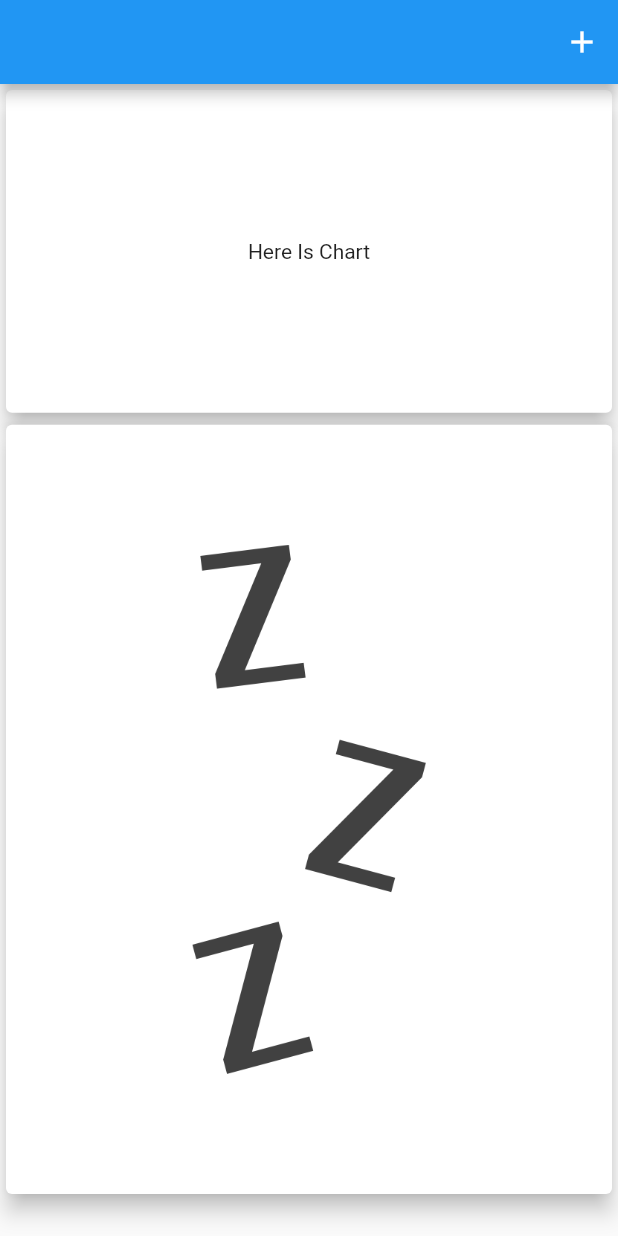
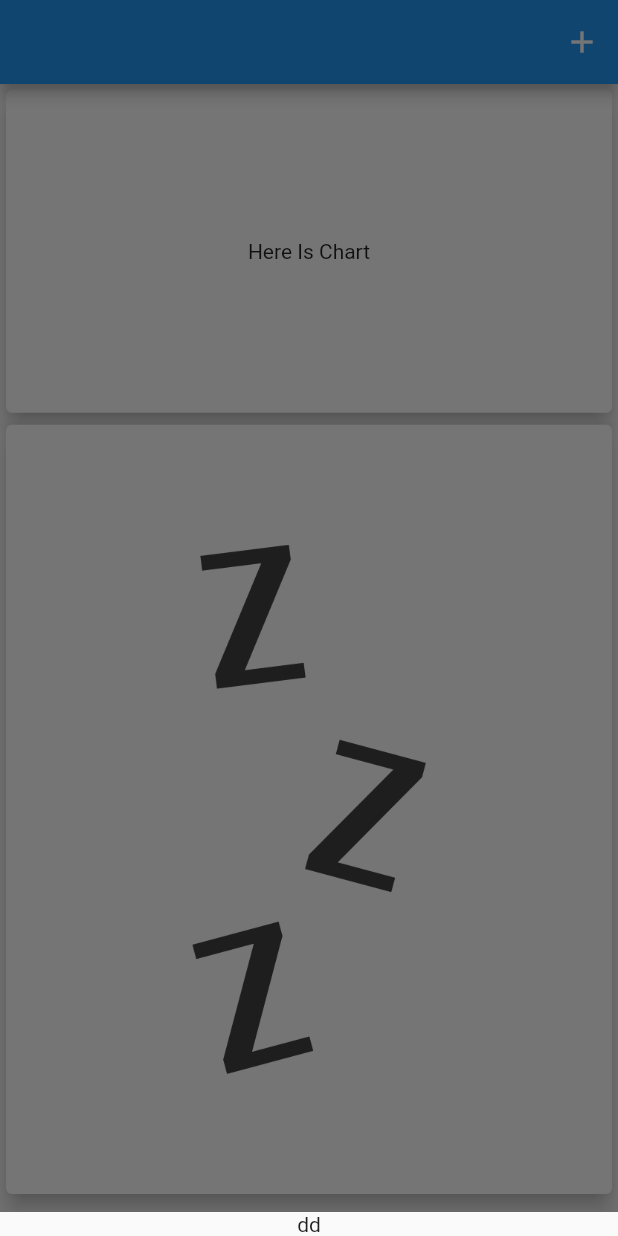
Before and after one commit to ananm9/proj42, a Flutter app: the screen it shows after launch, after a tap on the "add" icon, on a phone screen of 412 x 824 dp. Run offline on Flutter 3.47's test engine with Material 2 defaults, Android fonts, the phone set to English and light mode, and no system bars.

Commit message:
Second Commit Complete

```diff
--- a/lib/main.dart
+++ b/lib/main.dart
@@ -1,25 +1,33 @@
 import 'package:flutter/material.dart';
 import 'package:proj42/widget/mainPage.dart';
+import 'package:proj42/widget/newTransaction.dart';
 
-void main() => runApp(RootWidget());
+void main() => runApp(MaterialApp(home: RootWidget()));
 
 class RootWidget extends StatelessWidget {
   const RootWidget({Key? key}) : super(key: key);
 
-  void addNewTansaction() {}
+  void addNewTansactionSheet(BuildContext ctx) {
+    showModalBottomSheet(
+        context: ctx,
+        builder: (_) {
+          return NewTransactionWidget();
+        });
+  }
 
   @override
   Widget build(BuildContext context) {
-    return MaterialApp(
-        home: SafeArea(
+    return SafeArea(
       child: Scaffold(
         appBar: AppBar(
           actions: [
-            IconButton(onPressed: addNewTansaction, icon: Icon(Icons.add))
+            IconButton(
+                onPressed: () => addNewTansactionSheet(context),
+                icon: Icon(Icons.add))
           ],
         ),
         body: SafeArea(child: mainPageWidget()),
       ),
-    ));
+    );
   }
 }
--- a/lib/widget/mainPage.dart
+++ b/lib/widget/mainPage.dart
@@ -4,19 +4,13 @@ import 'package:proj42/models/transactionsListData.dart';
 import 'package:proj42/widget/chart.dart';
 import 'package:proj42/widget/transactionsListWidget.dart';
 
-class mainPageWidget extends StatefulWidget {
-  const mainPageWidget({Key? key}) : super(key: key);
-
-  @override
-  State<mainPageWidget> createState() => mainPageWidgetState();
-}
-
-class mainPageWidgetState extends State<mainPageWidget> {
-  void addNewTransaction(double amount, String name, DateTime date) {
-    setState(() {
-      transactionListData.transactionData.add(Transaction(name, amount, date));
-    });
-  }
+class mainPageWidget extends StatelessWidget {
+  // void addNewTransaction(double amount, String name, DateTime date) {
+  //   print('new Transaction with value : ' + name + '\t' + amount.toString());
+  //   setState(() {
+  //     transactionListData.transactionData.add(Transaction(name, amount, date));
+  //   });
+  // }
 
   @override
   Widget build(BuildContext context) {
--- /dev/null
+++ b/lib/widget/newTransaction.dart
@@ -0,0 +1,19 @@
+import 'package:flutter/material.dart';
+import 'package:flutter/services.dart';
+
+class NewTransactionWidget extends StatelessWidget {
+  const NewTransactionWidget({Key? key}) : super(key: key);
+
+  @override
+  Widget build(BuildContext context) {
+    print('MediaQuery.of(context).viewInsets.bottom : ' +
+        MediaQuery.of(context).viewInsets.bottom.toString());
+    return Container(
+        child: Column(
+      mainAxisSize: MainAxisSize.min,
+      children: [
+        Text('dd'),
+      ],
+    ));
+  }
+}
```
Also changed, not shown: notes/lifeCycle.txt (added, +30 -0 lines), notes/responsive method.txt (added, +22 -0 lines), responsive method.txt (deleted, +0 -22 lines).
